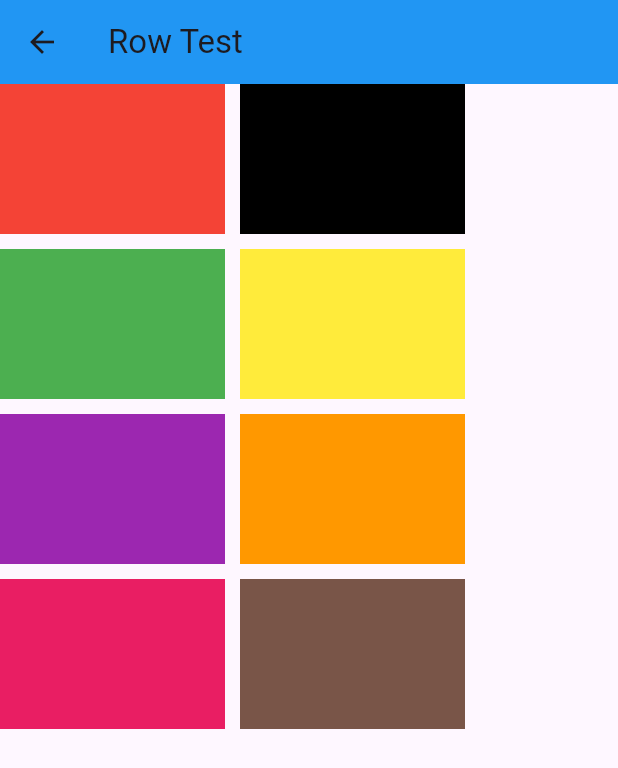
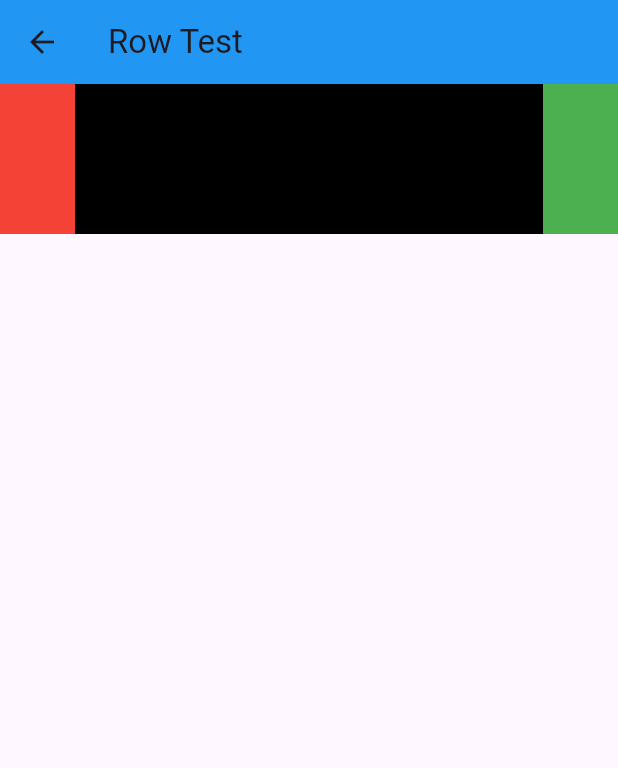
Before and after one commit to AhmedAdel1997/course, a Flutter app: the RowTest screen opened directly, on a phone screen of 412 x 824 dp. Shown: the top 768 px of the screen. Run offline on Flutter 3.47's test engine with Material 3 defaults, Android fonts, the phone set to English and light mode, and no system bars.

Commit message:
ui , column, row , container, text

```diff
--- a/lib/ui/row_test.dart
+++ b/lib/ui/row_test.dart
@@ -25,30 +25,30 @@ class RowTest extends StatelessWidget {
       //     ],
       //   ),
       // ),
-      // body: Row(
+      body: Row(
+        children: [
+          Container(height: 100, width: 50, color: Colors.red),
+          Expanded(
+            child: Container(height: 100, width: 200, color: Colors.black),
+          ),
+          Container(height: 100, width: 50, color: Colors.green),
+        ],
+      ),
+      // body: Wrap(
+      //   spacing: 10,
+      //   runSpacing: 10,
+      //   alignment: WrapAlignment.center,
       //   children: [
-      //     Container(height: 100, width: 50, color: Colors.red),
-      //     Expanded(
-      //       child: Container(height: 100, width: 200, color: Colors.black),
-      //     ),
-      //     Container(height: 100, width: 50, color: Colors.green),
+      //     Container(height: 100, width: 150, color: Colors.red),
+      //     Container(height: 100, width: 150, color: Colors.black),
+      //     Container(height: 100, width: 150, color: Colors.green),
+      //     Container(height: 100, width: 150, color: Colors.yellow),
+      //     Container(height: 100, width: 150, color: Colors.purple),
+      //     Container(height: 100, width: 150, color: Colors.orange),
+      //     Container(height: 100, width: 150, color: Colors.pink),
+      //     Container(height: 100, width: 150, color: Colors.brown),
       //   ],
       // ),
-      body: Wrap(
-        spacing: 10,
-        runSpacing: 10,
-        alignment: WrapAlignment.center,
-        children: [
-          Container(height: 100, width: 150, color: Colors.red),
-          Container(height: 100, width: 150, color: Colors.black),
-          Container(height: 100, width: 150, color: Colors.green),
-          Container(height: 100, width: 150, color: Colors.yellow),
-          Container(height: 100, width: 150, color: Colors.purple),
-          Container(height: 100, width: 150, color: Colors.orange),
-          Container(height: 100, width: 150, color: Colors.pink),
-          Container(height: 100, width: 150, color: Colors.brown),
-        ],
-      ),
     );
   }
 }
```
